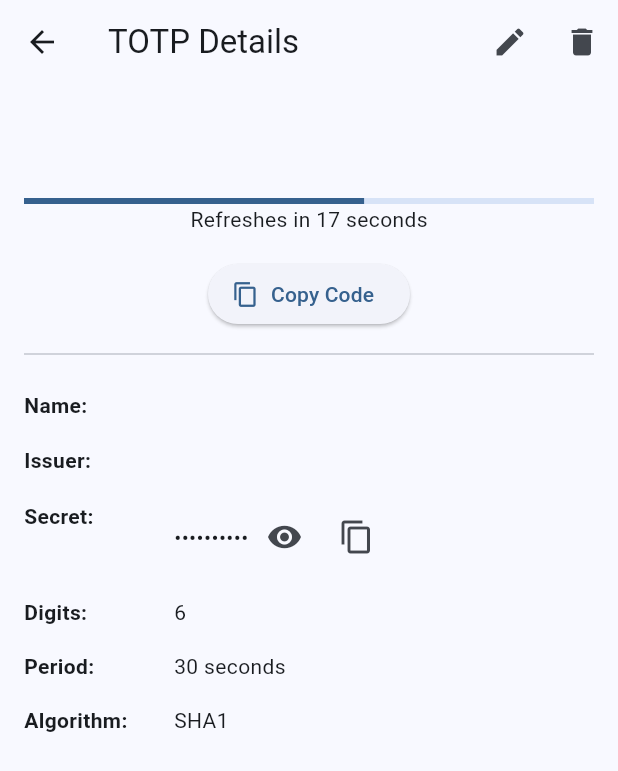
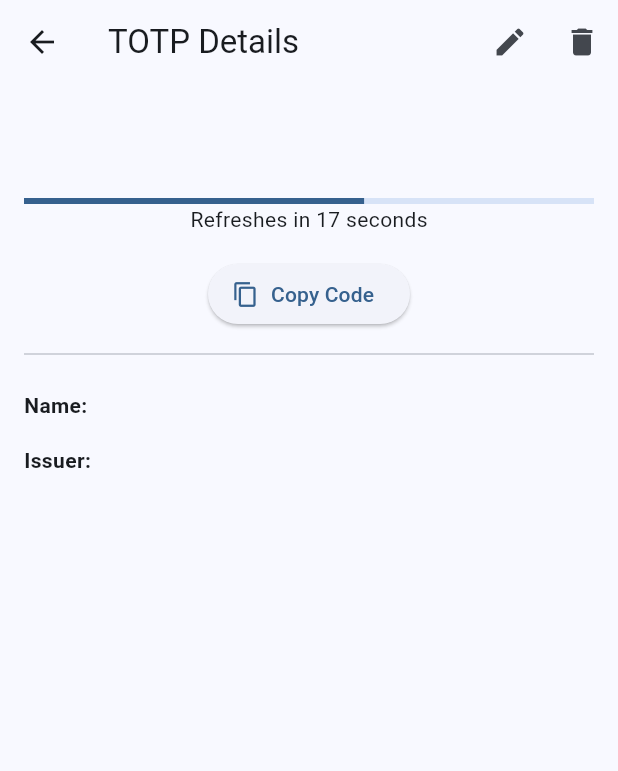
Before and after one commit to hmiyado/folder_authenticator, a Flutter app: the TotpDetailPage screen opened directly with empty values, on a phone screen of 412 x 824 dp. Shown: the top 771 px of the screen. Run offline on Flutter 3.47's test engine with Material 3 defaults, Android fonts, the phone set to English and light mode, and no system bars; our stand-ins replace flutter_riverpod, riverpod_annotation, sqflite; missing offline and left inert: base32, mobile_scanner, otp; accounts and stored records are empty; generated files the repository leaves out were written again.

Commit message:
feat: remove sensitive fields from TOTP detail view and simplify info row

```diff
--- a/lib/totp_detail/totp_detail_page.dart
+++ b/lib/totp_detail/totp_detail_page.dart
@@ -111,17 +111,13 @@ class _TotpDetailPageState extends ConsumerState<TotpDetailPage> {
             const Divider(height: 32),
             _buildInfoRow('Name', data.name),
             _buildInfoRow('Issuer', data.issuer),
-            _buildInfoRow('Secret', data.secret, obscure: true),
-            _buildInfoRow('Digits', data.digits.toString()),
-            _buildInfoRow('Period', '${data.period} seconds'),
-            _buildInfoRow('Algorithm', data.algorithm),
           ],
         ),
       ),
     );
   }
 
-  Widget _buildInfoRow(String label, String value, {bool obscure = false}) {
+  Widget _buildInfoRow(String label, String value) {
     return Padding(
       padding: const EdgeInsets.symmetric(vertical: 8.0),
       child: Row(
@@ -134,63 +130,9 @@ class _TotpDetailPageState extends ConsumerState<TotpDetailPage> {
               style: const TextStyle(fontWeight: FontWeight.bold),
             ),
           ),
-          Expanded(
-            child:
-                obscure
-                    ? Row(
-                      children: [
-                        Text('•' * 10),
-                        IconButton(
-                          icon: const Icon(Icons.visibility),
-                          onPressed: () {
-                            _showSecret(widget.entry.secret);
-                          },
-                        ),
-                        IconButton(
-                          icon: const Icon(Icons.copy),
-                          onPressed: () {
-                            Clipboard.setData(ClipboardData(text: value));
-                            ScaffoldMessenger.of(context).showSnackBar(
-                              const SnackBar(
-                                content: Text('Secret copied to clipboard'),
-                              ),
-                            );
-                          },
-                        ),
-                      ],
-                    )
-                    : Text(value),
-          ),
+          Expanded(child: Text(value)),
         ],
       ),
-    );
-  }
-
-  void _showSecret(String secret) {
-    showDialog(
-      context: context,
-      builder: (context) {
-        return AlertDialog(
-          title: const Text('Secret Key'),
-          content: Text(secret),
-          actions: [
-            TextButton(
-              onPressed: () => Navigator.pop(context),
-              child: const Text('Close'),
-            ),
-            TextButton(
-              onPressed: () {
-                Clipboard.setData(ClipboardData(text: secret));
-                ScaffoldMessenger.of(context).showSnackBar(
-                  const SnackBar(content: Text('Secret copied to clipboard')),
-                );
-                Navigator.pop(context);
-              },
-              child: const Text('Copy'),
-            ),
-          ],
-        );
-      },
     );
   }
 
```
